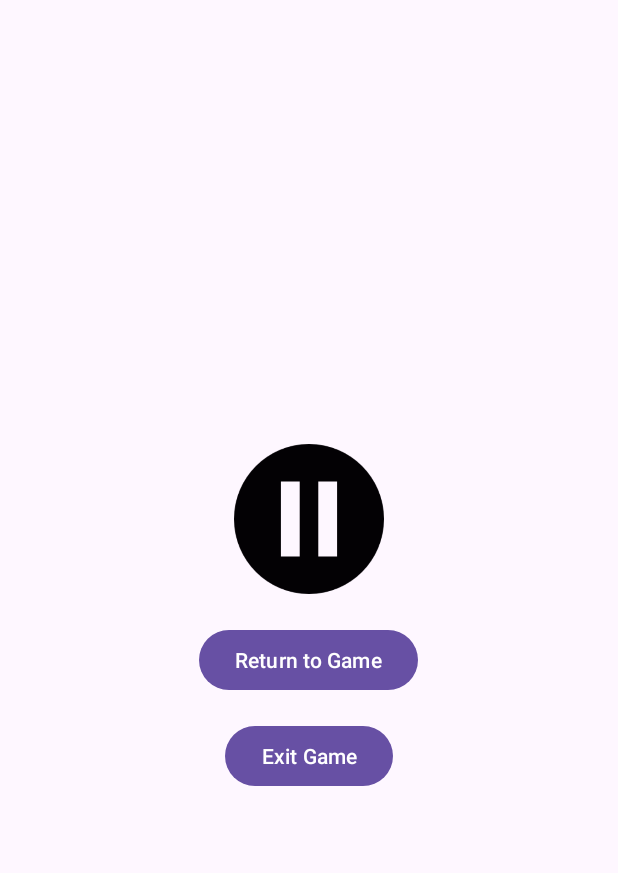
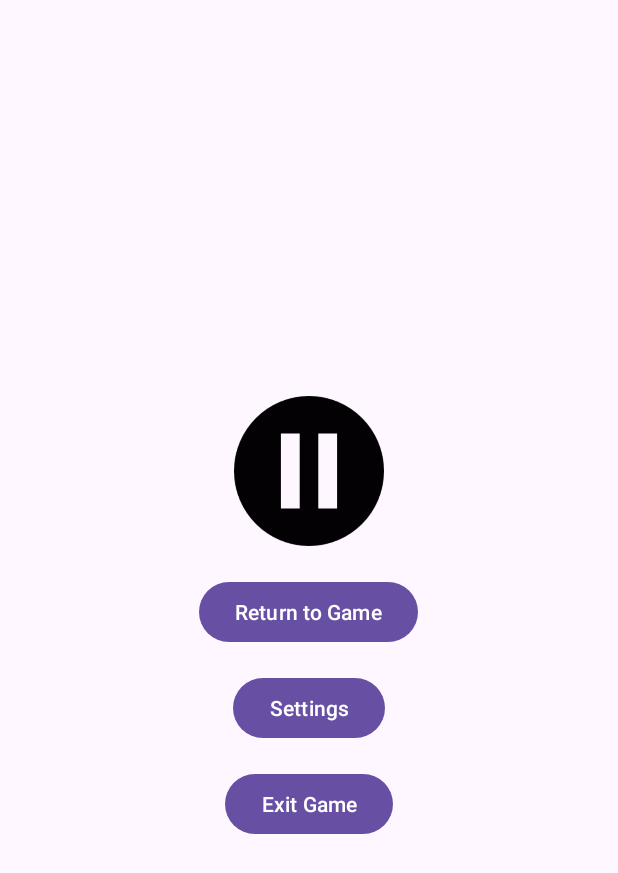
Before and after one commit to KarthikKaravatt/TicTacToeApp, an Android app: the fragment PauseFragment placed in its activity, on a phone screen of 412 x 824 dp. Shown: the top 873 px of the screen. Run offline under Robolectric (Android 15) with nearby library versions, the phone set to English and light mode, and no system bars.

Commit message:
added the settings to the pause fragment

```diff
--- a/app/src/main/java/com/example/madassignment1/BoardViewModel.java
+++ b/app/src/main/java/com/example/madassignment1/BoardViewModel.java
@@ -20,6 +20,7 @@ public class BoardViewModel extends ViewModel {
     // with thread safe live data
     private LiveData<LinearLayout> boardLayout;
     // keeps track of the winner. 0 = tie, 1 = player 1, 2 = player 2
+    private MutableLiveData<Boolean> gamePaused = new MutableLiveData<>(false);
     private MutableLiveData<Integer> winner = new MutableLiveData<>(0);
     private MutableLiveData<Integer> gamesWon = new MutableLiveData<>(0);
     private MutableLiveData<Integer> gamesLost = new MutableLiveData<>(0);
@@ -33,12 +34,33 @@ public class BoardViewModel extends ViewModel {
     private LiveData<Integer> lastMoveY = new MutableLiveData<>(-1);
     private MutableLiveData<Boolean> ai = new MutableLiveData<>(false);
 
+    private LiveData<Integer> currentPlayer1Marker = new MutableLiveData<>(R.drawable.x);
+    private LiveData<Integer> currentPlayer2Marker = new MutableLiveData<>(R.drawable.o);
     private LiveData<Integer> player1Marker = new MutableLiveData<>(R.drawable.x);
     private LiveData<Integer> player2Marker = new MutableLiveData<>(R.drawable.o);
 
     private MutableLiveData<Integer> boardSize = new MutableLiveData<>(3);
     private MutableLiveData<Integer> winCondition = new MutableLiveData<>(3);
     private LiveData<Boolean> undoUsed = new MutableLiveData<>(false);
+
+    public LiveData<Boolean> getGamePaused() {
+        return gamePaused;
+    }
+    public void setGamePaused(boolean gamePaused) {
+        this.gamePaused.setValue(gamePaused);
+    }
+    public LiveData<Integer> getCurrentPlayer1Marker() {
+        return currentPlayer1Marker;
+    }
+    public void setCurrentPlayer1Marker(int currentPlayer1Marker) {
+        this.currentPlayer1Marker = new MutableLiveData<>(currentPlayer1Marker);
+    }
+    public LiveData<Integer> getCurrentPlayer2Marker() {
+        return currentPlayer2Marker;
+    }
+    public void setCurrentPlayer2Marker(int currentPlayer2Marker) {
+        this.currentPlayer2Marker = new MutableLiveData<>(currentPlayer2Marker);
+    }
 
     public LiveData<Boolean> getTie() {
         return tie;
--- a/app/src/main/java/com/example/madassignment1/GameSettingsFragment.java
+++ b/app/src/main/java/com/example/madassignment1/GameSettingsFragment.java
@@ -15,6 +15,8 @@ import androidx.fragment.app.Fragment;
 import androidx.fragment.app.FragmentManager;
 import androidx.fragment.app.FragmentTransaction;
 import androidx.lifecycle.ViewModelProvider;
+
+import com.google.android.material.textfield.TextInputLayout;
 
 import java.util.ArrayList;
 import java.util.HashMap;
@@ -49,6 +51,8 @@ public class GameSettingsFragment extends Fragment {
             "Robot", R.drawable.robot);
     private final Map<Integer, String> markerImagesReversed = switchKeysAndValues(markerImages);
     private final List<String> markers = new ArrayList<>(markerImages.keySet());
+    private TextInputLayout boardSizeInputLayout;
+    private TextInputLayout matchConditionInputLayout;
     private AutoCompleteTextView boardSizeDropdown;
     private AutoCompleteTextView matchConditionDropdown;
 
@@ -125,6 +129,8 @@ public class GameSettingsFragment extends Fragment {
         backButton = gameSettingsView.findViewById(R.id.back_button);
         startGameButton = gameSettingsView.findViewById(R.id.startButton);
         boardSizeDropdown = gameSettingsView.findViewById(R.id.BoardSizeOptionTextView);
+        boardSizeInputLayout = gameSettingsView.findViewById(R.id.BoardSizeOptionTextInputLayout);
+        matchConditionInputLayout = gameSettingsView.findViewById(R.id.WinConditionOptionTextInputLayout);
         matchConditionDropdown = gameSettingsView.findViewById(R.id.MatchConditionDropDownTextView);
         player1MarkerDropdown = gameSettingsView.findViewById(R.id.Player1MarkerSelectorDropDownTextView);
         player2MarkerDropdown = gameSettingsView.findViewById(R.id.Player2MarkerSelectorDropDownTextView);
@@ -144,6 +150,22 @@ public class GameSettingsFragment extends Fragment {
         setPlayerOneMarker(currentMarkerPlayer1);
         setPlayerTwoMarker(currentMarkerPlayer2);
         setListeners();
+        boardViewModel.getGamePaused().observe(getViewLifecycleOwner(), gamePaused-> {
+            if (gamePaused){
+                boardSizeInputLayout.setVisibility(View.GONE);
+                matchConditionInputLayout.setVisibility(View.GONE);
+                boardSizeDropdown.setVisibility(View.GONE);
+                matchConditionDropdown.setVisibility(View.GONE);
+                startGameButton.setVisibility(View.GONE);
+            }
+            else {
+                boardSizeInputLayout.setVisibility(View.VISIBLE);
+                matchConditionInputLayout.setVisibility(View.VISIBLE);
+                boardSizeDropdown.setVisibility(View.VISIBLE);
+                matchConditionDropdown.setVisibility(View.VISIBLE);
+                startGameButton.setVisibility(View.VISIBLE);
+            }
+        });
         // On click listeners for each drop down menu
         return gameSettingsView;
     }
@@ -169,6 +191,9 @@ public class GameSettingsFragment extends Fragment {
         assert imageResource != null;
         player1MarkerImageView.setImageResource(imageResource);
         boardViewModel.setPlayer1Marker(imageResource);
+        if(!boardViewModel.getGamePaused().getValue()){
+            boardViewModel.setCurrentPlayer1Marker(imageResource);
+        }
     }
 
     private void setPlayerTwoMarker(String marker) {
@@ -176,6 +201,9 @@ public class GameSettingsFragment extends Fragment {
         assert imageResource != null;
         player2MarkerImageView.setImageResource(imageResource);
         boardViewModel.setPlayer2Marker(imageResource);
+        if(!boardViewModel.getGamePaused().getValue()){
+            boardViewModel.setCurrentPlayer2Marker(imageResource);
+        }
     }
 
     // private method to load the game selection fragment when the back button is clicked
@@ -242,7 +270,19 @@ public class GameSettingsFragment extends Fragment {
         // on click listener for the back button
         backButton.setOnClickListener(button -> {
             // perform the fragment transaction to load new game fragment
-            loadGameSelectionFragment();
+            if (boardViewModel.getGamePaused().getValue()) {
+                loadPauseFragment();
+            }
+            else {
+                loadGameSelectionFragment();
+            }
         });
     }
+    public void loadPauseFragment() {
+        // get fragment manager
+        FragmentManager fragmentManager = requireActivity().getSupportFragmentManager();
+
+        // begin the fragment transaction
+        fragmentManager.beginTransaction().replace(R.id.MainActivityFrameLayout, new PauseFragment()).commit();
+    }
 }
--- a/app/src/main/java/com/example/madassignment1/MainActivity.java
+++ b/app/src/main/java/com/example/madassignment1/MainActivity.java
@@ -30,7 +30,7 @@ public class MainActivity extends AppCompatActivity {
         if (savedInstanceState != null) {
             return;
         }
-        loadLoginFragment();
+        loadSettingsFragment();
     }
 
     // handle username from login fragment
--- a/app/src/main/java/com/example/madassignment1/PauseFragment.java
+++ b/app/src/main/java/com/example/madassignment1/PauseFragment.java
@@ -29,6 +29,7 @@ public class PauseFragment extends Fragment {
 
     private Button returnButton;
     private Button exitButton;
+    private Button settingsButton;
     private BoardViewModel boardViewModel;
 
     public PauseFragment() {
@@ -69,7 +70,9 @@ public class PauseFragment extends Fragment {
         View rootView = inflater.inflate(R.layout.fragment_pause, container, false);
         returnButton = rootView.findViewById(R.id.returnButton);
         exitButton = rootView.findViewById(R.id.exitButton);
+        settingsButton = rootView.findViewById(R.id.pauseSettingsButton);
         boardViewModel = new ViewModelProvider(requireActivity()).get(BoardViewModel.class);
+        boardViewModel.setGamePaused(true);
         returnButton.setOnClickListener(new View.OnClickListener() {
             @Override
             public void onClick(View v) {
@@ -82,9 +85,13 @@ public class PauseFragment extends Fragment {
             @Override
             public void onClick(View v) {
                 // perform the fragment transaction to load HomepageFragment
+                boardViewModel.setGamePaused(false);
                 loadHomepageFragment();
                 boardViewModel.resetBoard();
             }
+        });
+        settingsButton.setOnClickListener( view -> {
+            loadSettingsFragment();
         });
 
         return rootView;
@@ -104,4 +111,11 @@ public class PauseFragment extends Fragment {
         // begin the fragment transaction
         fragmentManager.beginTransaction().replace(R.id.MainActivityFrameLayout, new HomepageFragment()).commit();
     }
+    private void loadSettingsFragment() {
+        // get fragment manager
+        FragmentManager fragmentManager = requireActivity().getSupportFragmentManager();
+
+        // begin the fragment transaction
+        fragmentManager.beginTransaction().replace(R.id.MainActivityFrameLayout, new GameSettingsFragment()).commit();
+    }
 }
--- a/app/src/main/res/layout/fragment_game_settings.xml
+++ b/app/src/main/res/layout/fragment_game_settings.xml
@@ -19,6 +19,7 @@
             app:layout_constraintStart_toStartOf="parent"
             app:layout_constraintEnd_toEndOf="parent" >
             <com.google.android.material.textfield.TextInputLayout
+                android:id="@+id/BoardSizeOptionTextInputLayout"
                 style="@style/Widget.Material3.TextInputLayout.OutlinedBox.ExposedDropdownMenu"
                 android:layout_width="match_parent"
                 android:layout_height="wrap_content"
@@ -33,6 +34,7 @@
                 </AutoCompleteTextView>
             </com.google.android.material.textfield.TextInputLayout>
             <com.google.android.material.textfield.TextInputLayout
+                android:id="@+id/WinConditionOptionTextInputLayout"
                 style="@style/Widget.Material3.TextInputLayout.OutlinedBox.ExposedDropdownMenu"
                 android:layout_width="match_parent"
                 android:layout_height="wrap_content"
--- a/app/src/main/res/layout/fragment_pause.xml
+++ b/app/src/main/res/layout/fragment_pause.xml
@@ -33,6 +33,14 @@
             android:text="Return to Game"
             android:layout_gravity="center_horizontal"
             />
+        <Button
+            android:id="@+id/pauseSettingsButton"
+            android:layout_width="wrap_content"
+            android:layout_height="wrap_content"
+            android:layout_gravity="center_horizontal"
+            android:layout_marginTop="16dp"
+            android:text = "Settings"/>
+
 
         <Button
             android:id="@+id/exitButton"
```
Also changed, not shown: app/src/main/java/com/example/madassignment1/BoardFragment.java (+23 -4 lines).
